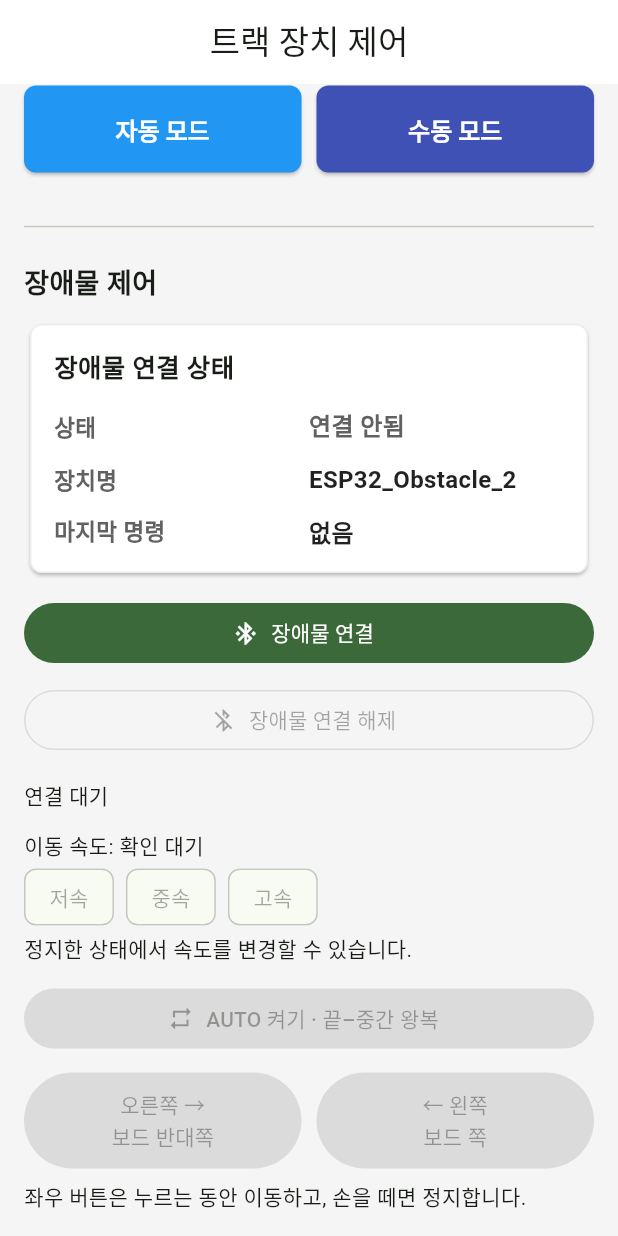
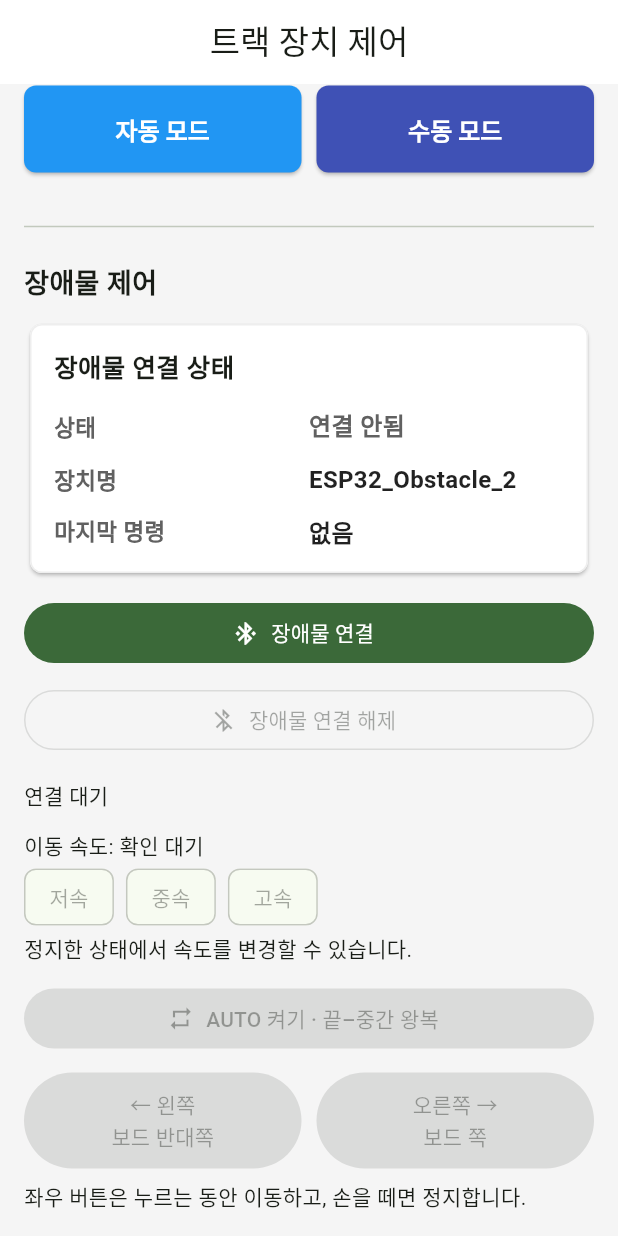
Before and after one commit to vhfflxpr6356-creator/smart-track-controller, a Flutter app: the screen it shows after launch, scrolled down 755 dp, on a phone screen of 412 x 824 dp. Run offline on Flutter 3.47's test engine with Material 3 defaults, Android fonts, the phone set to English and light mode, and no system bars; our stand-ins replace permission_handler.

Commit message:
Align direction labels with button positions and board side

```diff
--- a/lib/main.dart
+++ b/lib/main.dart
@@ -857,9 +857,9 @@ class _TrafficLightPageState extends State<TrafficLightPage>
               const SizedBox(height: 12),
               Row(
                 children: [
-                  _obstacleDirectionButton('오른쪽 →\n보드 반대쪽', 'B21'),
+                  _obstacleDirectionButton('← 왼쪽\n보드 반대쪽', 'B21'),
                   const SizedBox(width: 10),
-                  _obstacleDirectionButton('← 왼쪽\n보드 쪽', 'B20'),
+                  _obstacleDirectionButton('오른쪽 →\n보드 쪽', 'B20'),
                 ],
               ),
               const SizedBox(height: 8),
```
Also changed, not shown: 2 other files.
